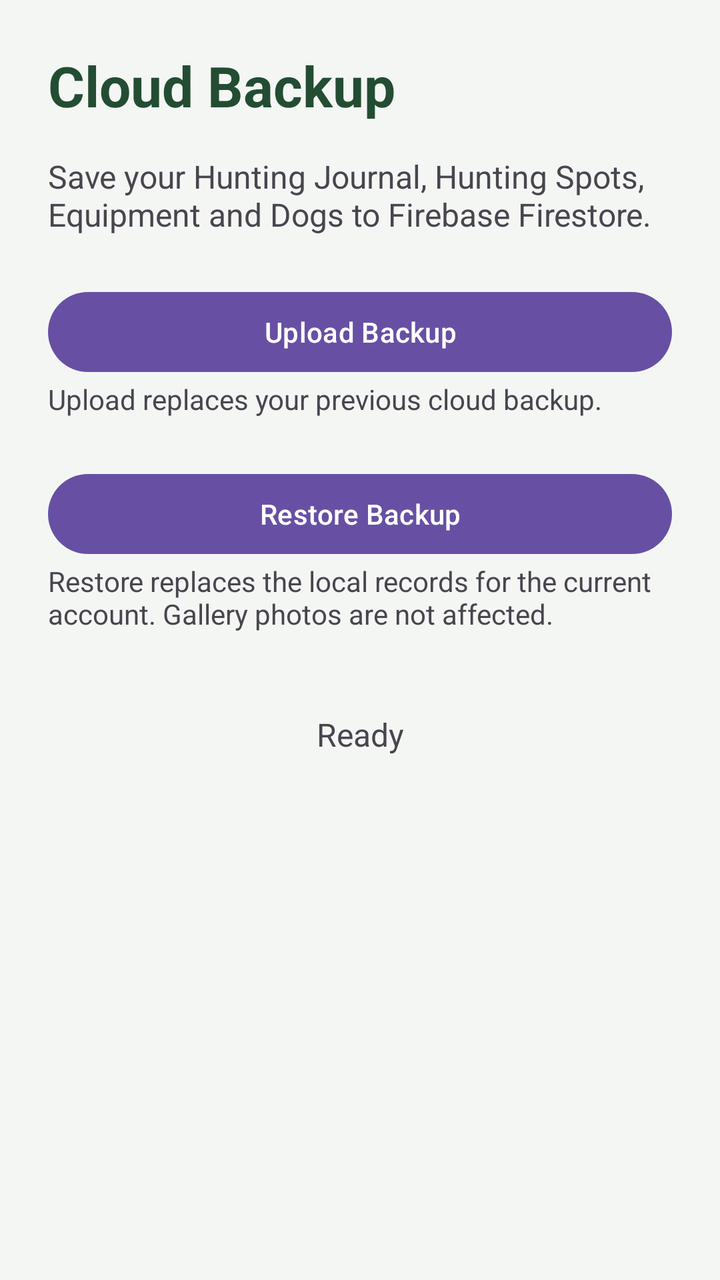
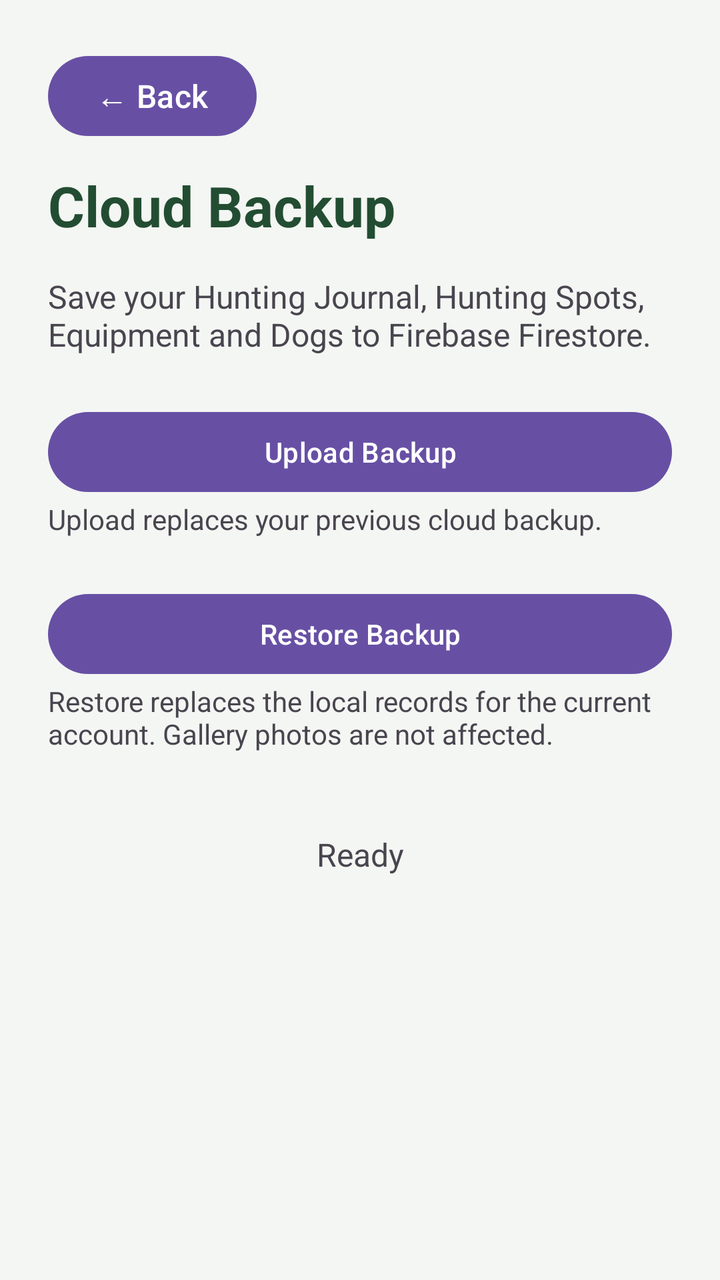

The first picture is an Android layout as it rendered before a commit; the second is the same layout after the commit. The layout source and the unified diff follow.
<!-- AndroidManifest.xml: application theme Theme.HuntersStory -->
<!-- res/layout/activity_cloud_sync.xml -->
<?xml version="1.0" encoding="utf-8"?>
<ScrollView
    xmlns:android="http://schemas.android.com/apk/res/android"
    android:layout_width="match_parent"
    android:layout_height="match_parent"
    android:fillViewport="true"
    android:background="#F4F6F3">

    <LinearLayout
        android:layout_width="match_parent"
        android:layout_height="wrap_content"
        android:orientation="vertical"
        android:padding="24dp">

        <TextView
            android:layout_width="match_parent"
            android:layout_height="wrap_content"
            android:text="Cloud Backup"
            android:textSize="28sp"
            android:textStyle="bold"
            android:textColor="#234D32"
            android:layout_marginBottom="16dp" />

        <TextView
            android:layout_width="match_parent"
            android:layout_height="wrap_content"
            android:text="Save your Hunting Journal, Hunting Spots, Equipment and Dogs to Firebase Firestore."
            android:textSize="16sp"
            android:layout_marginBottom="24dp" />

        <Button
            android:id="@+id/btnUploadBackup"
            android:layout_width="match_parent"
            android:layout_height="wrap_content"
            android:text="Upload Backup" />

        <TextView
            android:layout_width="match_parent"
            android:layout_height="wrap_content"
            android:text="Upload replaces your previous cloud backup."
            android:layout_marginBottom="24dp" />

        <Button
            android:id="@+id/btnRestoreBackup"
            android:layout_width="match_parent"
            android:layout_height="wrap_content"
            android:text="Restore Backup" />

        <TextView
            android:layout_width="match_parent"
            android:layout_height="wrap_content"
            android:text="Restore replaces the local records for the current account. Gallery photos are not affected."
            android:layout_marginBottom="24dp" />

        <ProgressBar
            android:id="@+id/progressSync"
            style="?android:attr/progressBarStyle"
            android:layout_width="wrap_content"
            android:layout_height="wrap_content"
            android:layout_gravity="center"
            android:visibility="gone" />

        <TextView
            android:id="@+id/tvSyncStatus"
            android:layout_width="match_parent"
            android:layout_height="wrap_content"
            android:text="Ready"
            android:padding="16dp"
            android:gravity="center"
            android:textSize="16sp" />

    </LinearLayout>
</ScrollView>
<!-- resources referenced by this layout -->
<resources>
  <style name="Theme.HuntersStory" parent="Base.Theme.HuntersStory" />
  <style name="Base.Theme.HuntersStory" parent="Theme.Material3.DayNight.NoActionBar">
          
          
      </style>
</resources>

<!-- the commit's change to res/layout/activity_cloud_sync.xml (unified diff, before → after) -->
@@ -11,6 +11,7 @@
         android:layout_height="wrap_content"
         android:orientation="vertical"
         android:padding="24dp">
+        <include layout="@layout/layout_back_button" />
 
         <TextView
             android:layout_width="match_parent"
@@ -71,3 +72,14 @@
 
     </LinearLayout>
 </ScrollView>
+<!-- res/layout/layout_back_button.xml (included above) -->
+<?xml version="1.0" encoding="utf-8"?>
+<Button xmlns:android="http://schemas.android.com/apk/res/android"
+    android:id="@+id/btnBack"
+    android:layout_width="wrap_content"
+    android:layout_height="48dp"
+    android:layout_marginBottom="12dp"
+    android:text="← Back"
+    android:textAllCaps="false"
+    android:textSize="16sp"
+    android:contentDescription="Go back to previous screen" />
